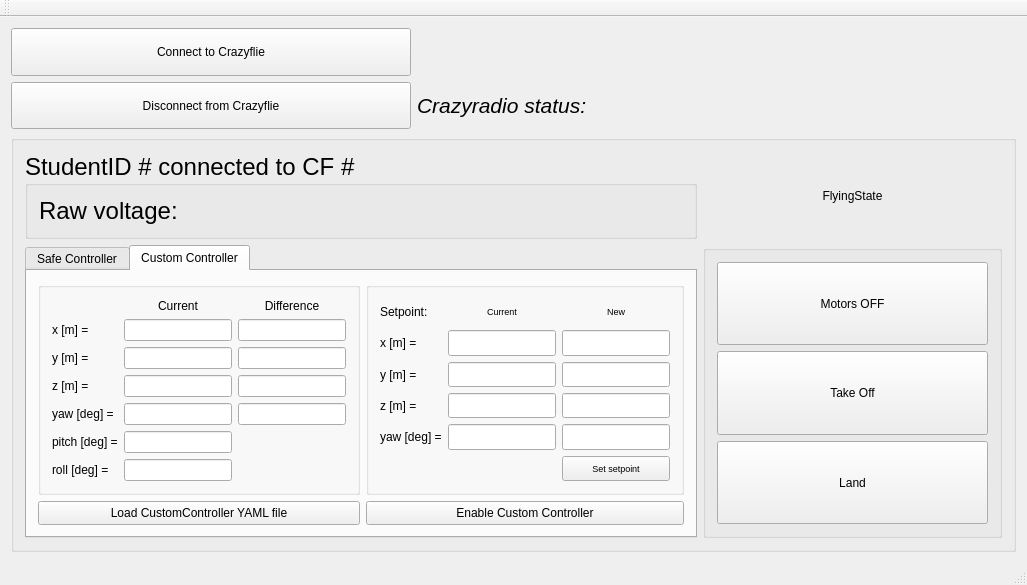
The window that pps_ws/src/d_fall_pps/GUI_Qt/studentGUI/src/MainWindow.ui (alexdidier/rampc-quadrotor) describes before a commit, drawn with Qt 5.
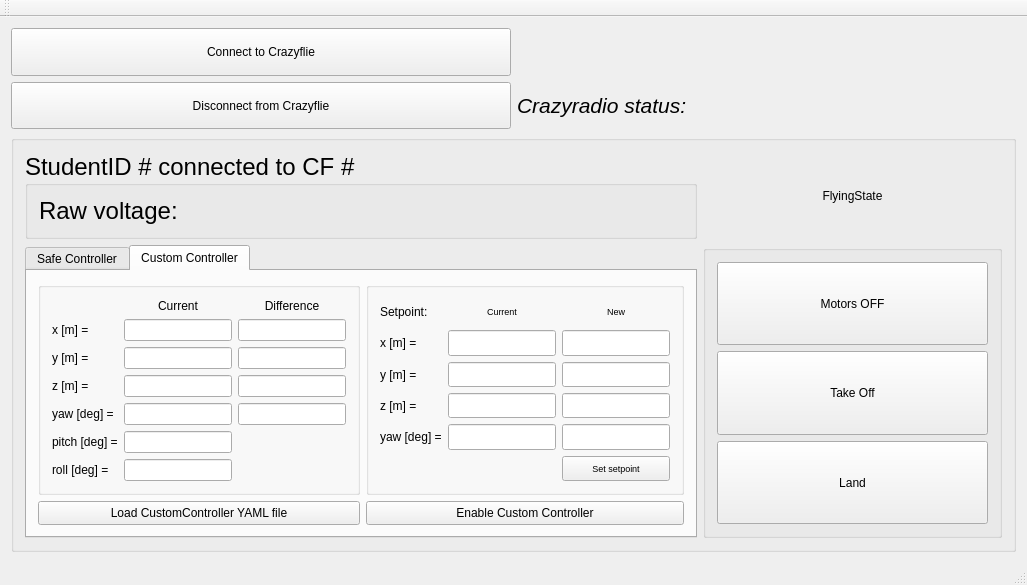
The same window after the commit.

```diff
--- a/pps_ws/src/d_fall_pps/GUI_Qt/studentGUI/src/MainWindow.ui
+++ b/pps_ws/src/d_fall_pps/GUI_Qt/studentGUI/src/MainWindow.ui
@@ -1166,7 +1166,7 @@
       </property>
       <property name="maximumSize">
        <size>
-        <width>600</width>
+        <width>750</width>
         <height>100</height>
        </size>
       </property>
@@ -1185,7 +1185,7 @@
       </property>
       <property name="maximumSize">
        <size>
-        <width>400</width>
+        <width>750</width>
         <height>100</height>
        </size>
       </property>
```
